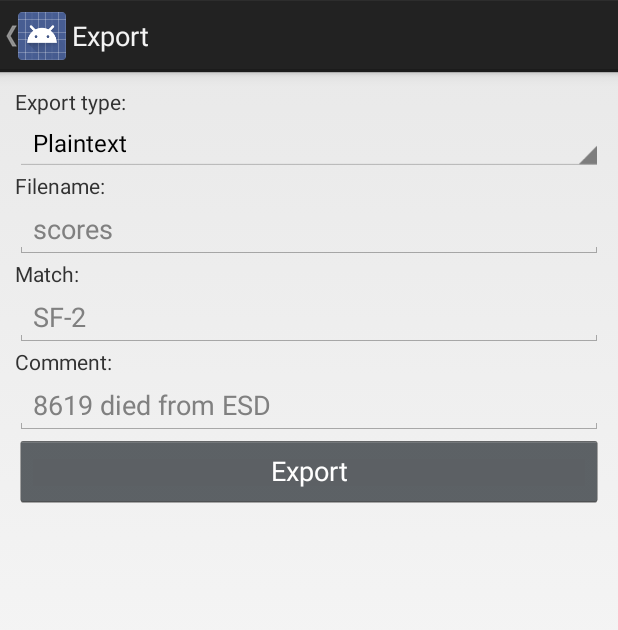
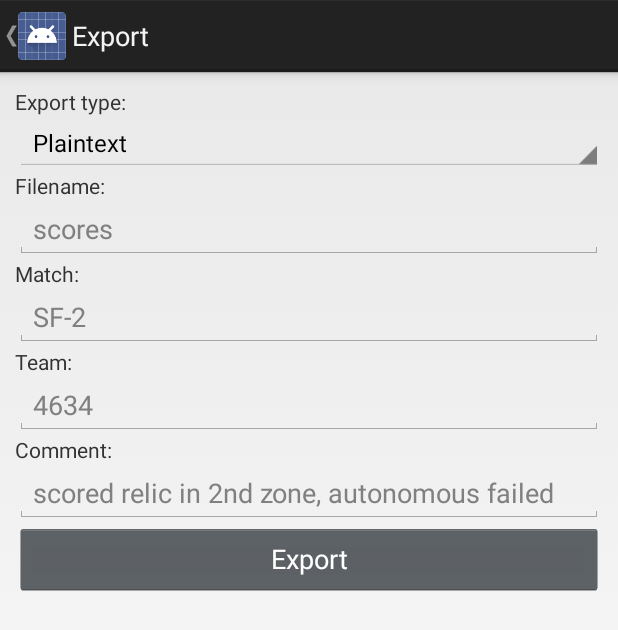
Before and after one commit to FROGbots-4634/Relic-Recovery-Scorer, an Android app: the ExportActivity screen opened directly, with no data from a screen before it, on a phone screen of 412 x 824 dp. Shown: the top 630 px of the screen. Run offline under Robolectric (Android 15) with nearby library versions, the phone set to English and light mode, and no system bars.

Commit message:
Add team column to export

```diff
--- a/app/src/main/java/net/frogbots/relicrecoveryscorecalculator/backend/export/ExportBundle.java
+++ b/app/src/main/java/net/frogbots/relicrecoveryscorecalculator/backend/export/ExportBundle.java
@@ -10,6 +10,7 @@ public class ExportBundle
     public Activity activity;
     public String match;
     public String comment;
+    public int team;
     public Scores scores;
     public String filename;
     public File fileForCsvAdd;
--- a/app/src/main/java/net/frogbots/relicrecoveryscorecalculator/backend/export/PlaintextExport.java
+++ b/app/src/main/java/net/frogbots/relicrecoveryscorecalculator/backend/export/PlaintextExport.java
@@ -40,6 +40,7 @@ class PlaintextExport
         outputWriter.write(df.format(Calendar.getInstance().getTime()));
 
         outputWriter.write("\r\n\r\nMatch: "                  + exportBundle.match);
+        outputWriter.write("\r\nTeam: "                       + exportBundle.team);
         outputWriter.write("\r\nComment: "                    + exportBundle.comment);
         outputWriter.write("\r\nJewel: "                      + Utils.jewelForExport(Scores.getAutonomousJewelLevel()));
         outputWriter.write("\r\nPre-loaded glyph: "           + Utils.glyphForExport(Scores.getAutonomousPreloadedGlyphLevel()));
--- a/app/src/main/java/net/frogbots/relicrecoveryscorecalculator/backend/export/csv/CsvAddExport.java
+++ b/app/src/main/java/net/frogbots/relicrecoveryscorecalculator/backend/export/csv/CsvAddExport.java
@@ -47,7 +47,7 @@ public class CsvAddExport
              */
             String[][] out = new String[count+1][CsvCommon.columns.length];
             arrayCopy(readArray, out);
-            CsvCommon.writeScoresToRow(out, exportBundle.comment, exportBundle.match, count);
+            CsvCommon.writeScoresToRow(out, exportBundle, count);
             CsvCommon.saveToCSV(exportBundle.activity, exportBundle.fileForCsvAdd, out);
         }
         return exportBundle.fileForCsvAdd.getAbsolutePath();
--- a/app/src/main/java/net/frogbots/relicrecoveryscorecalculator/backend/export/csv/CsvNewExport.java
+++ b/app/src/main/java/net/frogbots/relicrecoveryscorecalculator/backend/export/csv/CsvNewExport.java
@@ -20,7 +20,7 @@ public class CsvNewExport
 
         System.arraycopy(CsvCommon.columns, 0, array[0], 0, CsvCommon.columns.length);
 
-        CsvCommon.writeScoresToRow(array, exportBundle.comment, exportBundle.match, 1);
+        CsvCommon.writeScoresToRow(array, exportBundle, 1);
         CsvCommon.saveToCSV(exportBundle.activity, file, array);
 
         return file.getAbsolutePath();
--- a/app/src/main/java/net/frogbots/relicrecoveryscorecalculator/ui/ExportActivity.java
+++ b/app/src/main/java/net/frogbots/relicrecoveryscorecalculator/ui/ExportActivity.java
@@ -4,7 +4,6 @@ import android.app.Activity;
 import android.app.AlertDialog;
 import android.app.ProgressDialog;
 import android.content.DialogInterface;
-import android.content.Intent;
 import android.os.Bundle;
 import android.view.View;
 import android.widget.AdapterView;
@@ -31,9 +30,10 @@ public class ExportActivity extends Activity
     Spinner typeSpinner;
     ArrayAdapter<CharSequence> typeAdapter;
 
-    EditText commentTxtView;
-    EditText matchTxtView;
+    EditText commentEditText;
+    EditText matchEditText;
     EditText filenameEditText;
+    EditText teamEditText;
     TextView filenameHeader;
 
     ProgressDialog progressDialog;
@@ -51,8 +51,9 @@ public class ExportActivity extends Activity
 
         setupSdcardDir();
 
-        commentTxtView = (EditText) findViewById(R.id.commentTextView);
-        matchTxtView = (EditText) findViewById(R.id.matchTextView);
+        teamEditText = (EditText) findViewById(R.id.teamTxtView);
+        commentEditText = (EditText) findViewById(R.id.commentTextView);
+        matchEditText = (EditText) findViewById(R.id.matchTextView);
         filenameEditText = (EditText) findViewById(R.id.filenameEditTet);
         filenameHeader = (TextView) findViewById(R.id.filenameHeader);
         exportButton = (Button) findViewById(R.id.exportButton);
@@ -77,8 +78,9 @@ public class ExportActivity extends Activity
             {
                 bundle.activity = ExportActivity.this;
                 bundle.exportType = exportType;
-                bundle.match = matchTxtView.getText().toString();
-                bundle.comment = commentTxtView.getText().toString();
+                bundle.match = matchEditText.getText().toString();
+                bundle.team = Integer.parseInt(teamEditText.getText().toString());
+                bundle.comment = commentEditText.getText().toString();
                 bundle.scores = scores;
                 bundle.filename = filenameEditText.getText().toString();
 
--- a/app/src/main/res/layout/activity_export.xml
+++ b/app/src/main/res/layout/activity_export.xml
@@ -48,6 +48,18 @@
             android:hint="SF-2"/>
 
         <TextView
+            android:layout_width="wrap_content"
+            android:layout_height="wrap_content"
+            android:text="Team:"/>
+
+        <EditText
+            android:id="@+id/teamTxtView"
+            android:layout_width="match_parent"
+            android:layout_height="wrap_content"
+            android:hint="4634"
+            android:inputType="number"/>
+
+        <TextView
             android:id="@+id/textView3"
             android:layout_width="wrap_content"
             android:layout_height="wrap_content"
@@ -58,7 +70,7 @@
             android:layout_width="match_parent"
             android:layout_height="wrap_content"
             android:inputType="textMultiLine"
-            android:hint="8619 died from ESD"/>
+            android:hint="scored relic in 2nd zone, autonomous failed"/>
 
         <Button
             android:id="@+id/exportButton"
```
Also changed, not shown: app/src/main/java/net/frogbots/relicrecoveryscorecalculator/backend/export/csv/CsvCommon.java (+21 -17 lines).
